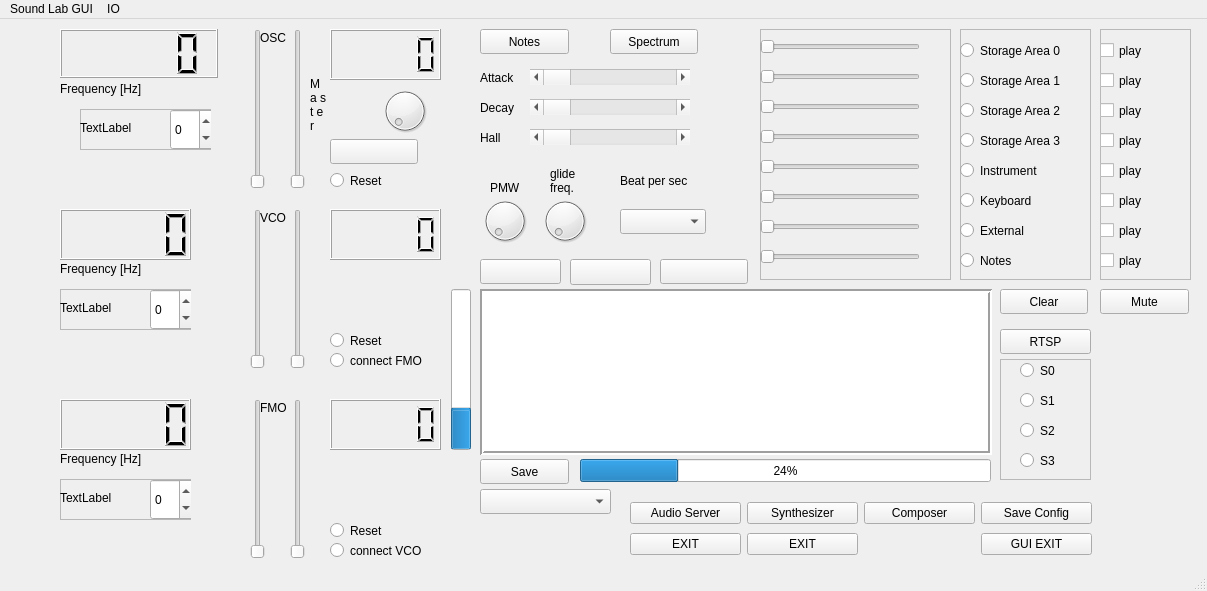
First picture: the form in OceanGUI/mainwindow.ui, repository uglasmeyer/ocean, before the edit.
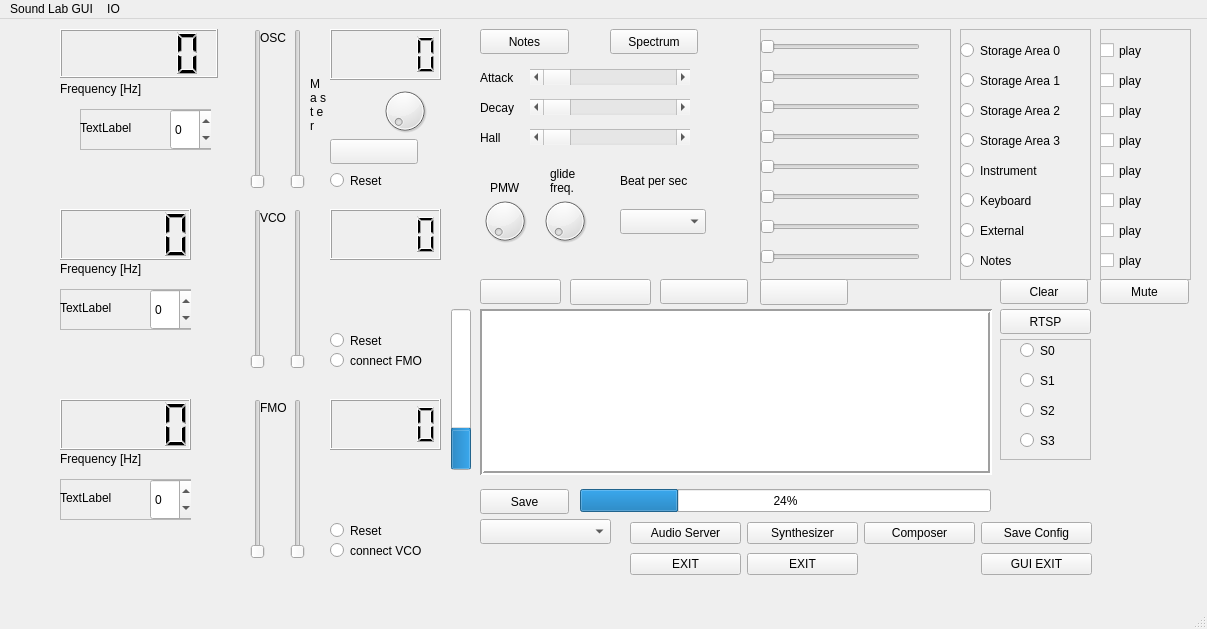
Second picture: the form after the edit.

Diff of the .ui file:
```diff
--- a/OceanGUI/mainwindow.ui
+++ b/OceanGUI/mainwindow.ui
@@ -7,7 +7,7 @@
     <x>0</x>
     <y>0</y>
     <width>1207</width>
-    <height>591</height>
+    <height>629</height>
    </rect>
   </property>
   <property name="palette">
@@ -1119,7 +1119,7 @@
     <property name="geometry">
      <rect>
       <x>1100</x>
-      <y>270</y>
+      <y>260</y>
       <width>89</width>
       <height>25</height>
      </rect>
@@ -1194,7 +1194,7 @@
     <property name="geometry">
      <rect>
       <x>480</x>
-      <y>440</y>
+      <y>470</y>
       <width>89</width>
       <height>25</height>
      </rect>
@@ -1220,7 +1220,7 @@
     <property name="geometry">
      <rect>
       <x>1000</x>
-      <y>340</y>
+      <y>320</y>
       <width>91</width>
       <height>121</height>
      </rect>
@@ -1288,7 +1288,7 @@
     <property name="geometry">
      <rect>
       <x>580</x>
-      <y>440</y>
+      <y>470</y>
       <width>411</width>
       <height>23</height>
      </rect>
@@ -1356,7 +1356,7 @@
     <property name="geometry">
      <rect>
       <x>480</x>
-      <y>240</y>
+      <y>260</y>
       <width>81</width>
       <height>25</height>
      </rect>
@@ -1369,7 +1369,7 @@
     <property name="geometry">
      <rect>
       <x>480</x>
-      <y>270</y>
+      <y>290</y>
       <width>512</width>
       <height>166</height>
      </rect>
@@ -1385,7 +1385,7 @@
     <property name="geometry">
      <rect>
       <x>660</x>
-      <y>240</y>
+      <y>260</y>
       <width>88</width>
       <height>25</height>
      </rect>
@@ -1638,7 +1638,7 @@
     <property name="geometry">
      <rect>
       <x>1000</x>
-      <y>270</y>
+      <y>260</y>
       <width>88</width>
       <height>25</height>
      </rect>
@@ -1696,7 +1696,7 @@
     <property name="geometry">
      <rect>
       <x>480</x>
-      <y>470</y>
+      <y>500</y>
       <width>131</width>
       <height>25</height>
      </rect>
@@ -1709,7 +1709,7 @@
     <property name="geometry">
      <rect>
       <x>630</x>
-      <y>480</y>
+      <y>500</y>
       <width>462</width>
       <height>60</height>
      </rect>
@@ -1780,7 +1780,7 @@
     <property name="geometry">
      <rect>
       <x>451</x>
-      <y>270</y>
+      <y>290</y>
       <width>20</width>
       <height>161</height>
      </rect>
@@ -1799,7 +1799,7 @@
     <property name="geometry">
      <rect>
       <x>1000</x>
-      <y>310</y>
+      <y>290</y>
       <width>91</width>
       <height>25</height>
      </rect>
@@ -1812,7 +1812,7 @@
     <property name="geometry">
      <rect>
       <x>570</x>
-      <y>240</y>
+      <y>260</y>
       <width>81</width>
       <height>26</height>
      </rect>
@@ -1821,6 +1821,19 @@
      <string/>
     </property>
    </widget>
+   <widget class="QPushButton" name="pb_fftmode">
+    <property name="geometry">
+     <rect>
+      <x>760</x>
+      <y>260</y>
+      <width>88</width>
+      <height>26</height>
+     </rect>
+    </property>
+    <property name="text">
+     <string/>
+    </property>
+   </widget>
   </widget>
   <widget class="QMenuBar" name="menubar">
    <property name="geometry">
```
